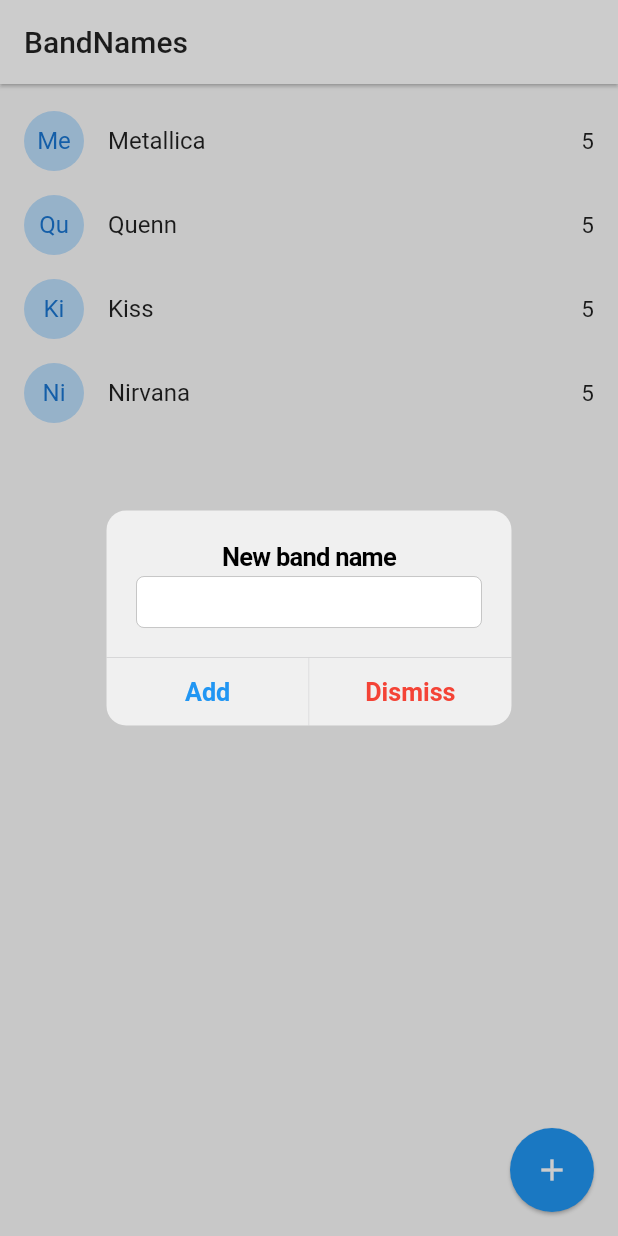
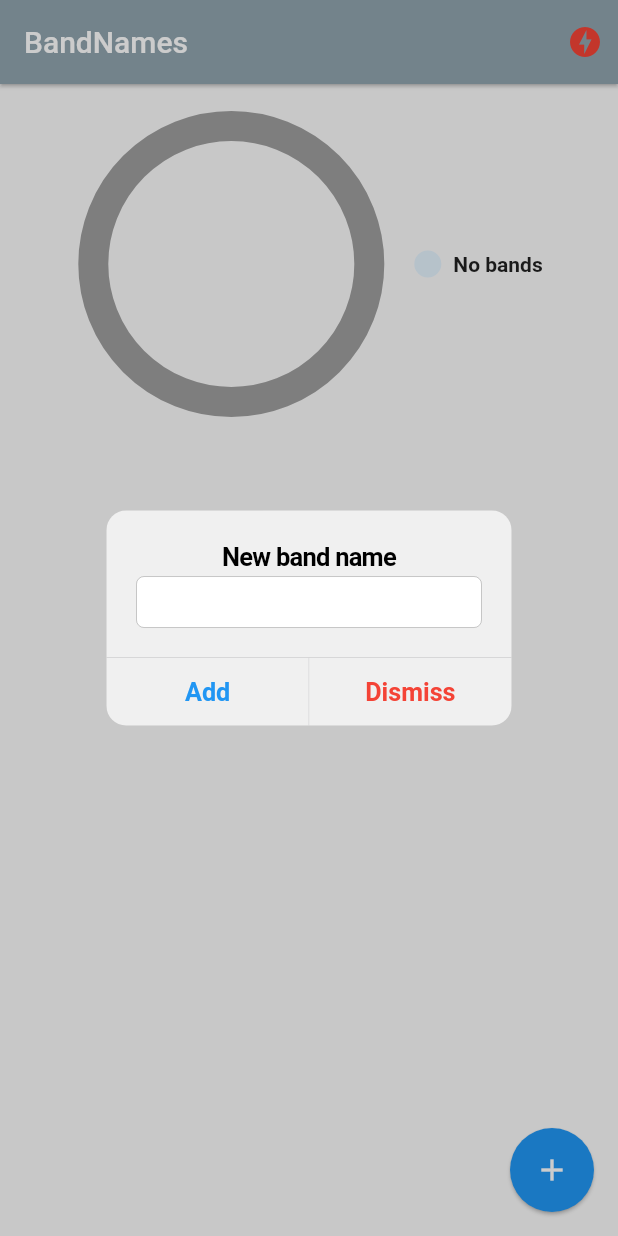
Before and after one commit to BOTSORIO/flutter-bandsname-sockets, a Flutter app: the screen it shows after launch, after a tap on the "add" icon, on a phone screen of 412 x 824 dp. Run offline on Flutter 3.47's test engine with Material 2 defaults, Android fonts, the phone set to English and light mode, and no system bars; drawn by our look-alikes of pie_chart; our stand-ins replace socket_io_client; network calls fail; Roboto replaces fonts that are missing (Times new roman).

Commit message:
App Terminada

```diff
--- a/lib/main.dart
+++ b/lib/main.dart
@@ -1,19 +1,30 @@
+import 'package:band_names/pages/status.dart';
+import 'package:band_names/services/socket_service.dart';
 import 'package:flutter/material.dart';
 
 import 'package:band_names/pages/home.dart';
+import 'package:provider/provider.dart';
 
 void main() => runApp(MyApp());
 
 class MyApp extends StatelessWidget {
   @override
   Widget build(BuildContext context) {
-    return MaterialApp(
-      debugShowCheckedModeBanner: false,
-      title: 'Material App',
-      initialRoute: 'home',
-      routes: {
-        'home': (_) => HomePage(),
-      },
+    return MultiProvider(
+      providers: [
+        ChangeNotifierProvider(
+          create: (_) => SocketService(),
+        )
+      ],
+      child: MaterialApp(
+        debugShowCheckedModeBanner: false,
+        title: 'Material App',
+        initialRoute: 'home',
+        routes: {
+          'home': (_) => const HomePage(),
+          'status': (_) => StatusPage(),
+        },
+      ),
     );
   }
 }
--- a/lib/models/band.dart
+++ b/lib/models/band.dart
@@ -10,8 +10,8 @@ class Band {
   });
 
   factory Band.fromMap(Map<String, dynamic> obj) => Band(
-        id: obj['id'],
-        name: obj['name'] ?? 'No name',
-        votes: obj['votes'] ?? 0,
+        id: obj.containsKey('id') ? obj['id'] : 'no-id',
+        name: obj.containsKey('name') ? obj['name'] : 'No name',
+        votes: obj.containsKey('votes') ? obj['votes'] : 'no-votes',
       );
 }
--- a/lib/pages/home.dart
+++ b/lib/pages/home.dart
@@ -1,9 +1,12 @@
 import 'dart:io';
 
+import 'package:band_names/services/socket_service.dart';
 import 'package:flutter/cupertino.dart';
 import 'package:flutter/material.dart';
 
 import 'package:band_names/models/band.dart';
+import 'package:pie_chart/pie_chart.dart';
+import 'package:provider/provider.dart';
 
 class HomePage extends StatefulWidget {
   const HomePage({Key? key}) : super(key: key);
@@ -13,27 +16,62 @@ class HomePage extends StatefulWidget {
 }
 
 class _HomePageState extends State<HomePage> {
-  List<Band> bands = [
-    Band(id: '1', name: 'Metallica', votes: 5),
-    Band(id: '2', name: 'Quenn', votes: 5),
-    Band(id: '3', name: 'Kiss', votes: 5),
-    Band(id: '4', name: 'Nirvana', votes: 5),
-  ];
+  List<Band> bands = [];
+
+  @override
+  void initState() {
+    final socketService = Provider.of<SocketService>(context, listen: false);
+
+    socketService.socket.on('active-bands', _handleActiveBands);
+
+    super.initState();
+  }
+
+  _handleActiveBands(dynamic payload) {
+    bands = (payload as List).map((band) => Band.fromMap(band)).toList();
+
+    setState(() {});
+  }
+
+  @override
+  void dispose() {
+    final socketService = Provider.of<SocketService>(context, listen: false);
+    socketService.socket.off('active-bands');
+    super.dispose();
+  }
 
   @override
   Widget build(BuildContext context) {
+    final socketService = Provider.of<SocketService>(context);
+
     return Scaffold(
       appBar: AppBar(
-        title: const Text('BandNames', style: TextStyle(color: Colors.black87)),
-        backgroundColor: Colors.white,
+        title: const Text(
+          'BandNames',
+          style: TextStyle(color: Colors.white, fontFamily: 'Times new roman'),
+          textAlign: TextAlign.center,
+        ),
+        backgroundColor: Colors.blueGrey[300],
         elevation: 1,
+        actions: [
+          Container(
+            margin: const EdgeInsets.only(right: 10),
+            child: (socketService.serverStatus == ServerStatus.Online)
+                ? const Icon(Icons.check_circle, color: Colors.white)
+                : const Icon(Icons.offline_bolt, color: Colors.red),
+          )
+        ],
       ),
-      body: Container(
-        margin: const EdgeInsets.only(top: 10),
+      body: Column(
+        children: [
+          _showGraph(),
+          Expanded(
             child: ListView.builder(
               itemCount: bands.length,
               itemBuilder: (context, i) => _bandTile(bands[i]),
             ),
+          ),
+        ],
       ),
       floatingActionButton: FloatingActionButton(
         onPressed: addNewBand,
@@ -44,14 +82,11 @@ class _HomePageState extends State<HomePage> {
   }
 
   Widget _bandTile(Band band) {
+    final socketService = Provider.of<SocketService>(context, listen: false);
     return Dismissible(
       key: Key(band.id),
       direction: DismissDirection.startToEnd,
-      onDismissed: (direction) {
-        print('direction: $direction');
-        print('id: ${band.id}');
-        //TODO: llamar el borrado en el server
-      },
+      onDismissed: (_) => socketService.emit('delete-band', {'id': band.id}),
       background: Container(
         padding: const EdgeInsets.only(left: 10),
         color: Colors.red[200],
@@ -70,9 +105,7 @@ class _HomePageState extends State<HomePage> {
           '${band.votes}',
           style: const TextStyle(fontSize: 15),
         ),
-        onTap: () {
-          print(band.name);
-        },
+        onTap: () => socketService.socket.emit('vote-band', {'id': band.id}),
       ),
     );
   }
@@ -84,8 +117,7 @@ class _HomePageState extends State<HomePage> {
       //Para android
       return showDialog(
         context: context,
-        builder: (context) {
-          return AlertDialog(
+        builder: (_) => AlertDialog(
           title: const Text('New band name'),
           content: TextField(
             controller: textController,
@@ -98,15 +130,13 @@ class _HomePageState extends State<HomePage> {
               child: const Text('add'),
             )
           ],
-          );
-        },
+        ),
       );
     }
 
     showCupertinoDialog(
       context: context,
-      builder: (_) {
-        return CupertinoAlertDialog(
+      builder: (_) => CupertinoAlertDialog(
         title: const Text('New band name'),
         content: CupertinoTextField(
           controller: textController,
@@ -125,18 +155,66 @@ class _HomePageState extends State<HomePage> {
             child: const Text('Dismiss'),
           ),
         ],
-        );
-      },
+      ),
     );
   }
 
   void addBandToList(String name) {
-    print(name);
     if (name.length > 1) {
-      bands.add(Band(id: DateTime.now().toString(), name: name, votes: 0));
-      setState(() {});
+      final socketService = Provider.of<SocketService>(context, listen: false);
+      socketService.emit('add-band', {'name': name});
     }
 
     Navigator.pop(context);
   }
+
+  //Mostrar grafica
+  Widget _showGraph() {
+    Map<String, double> dataMap = Map();
+    //dataMap.putIfAbsent('Flutter', () => 5);
+
+    if (bands.isNotEmpty) {
+      bands.forEach((band) {
+        dataMap.putIfAbsent(band.name, () => band.votes.toDouble());
+      });
+    } else {
+      dataMap.putIfAbsent('No bands', () => 0);
     }
+
+    final List<Color> colorList = [
+      Colors.blue[50]!,
+      Colors.blue[200]!,
+      Colors.pink[50]!,
+      Colors.pink[200]!,
+      Colors.yellow[50]!,
+      Colors.yellow[200]!,
+    ];
+
+    return Container(
+        margin: const EdgeInsets.only(top: 20, left: 20),
+        width: double.infinity,
+        height: 200,
+        child: PieChart(
+          dataMap: dataMap,
+          animationDuration: const Duration(milliseconds: 800),
+          chartLegendSpacing: 30,
+          chartRadius: MediaQuery.of(context).size.width / 2,
+          colorList: colorList,
+          chartType: ChartType.ring,
+          legendOptions: const LegendOptions(
+            showLegendsInRow: false,
+            legendPosition: LegendPosition.right,
+            showLegends: true,
+            legendTextStyle: TextStyle(
+              fontWeight: FontWeight.bold,
+            ),
+          ),
+          chartValuesOptions: const ChartValuesOptions(
+            showChartValues: true,
+            showChartValuesInPercentage: true,
+            showChartValuesOutside: false,
+            decimalPlaces: 0,
+          ),
+        ));
+  }
+}
--- /dev/null
+++ b/lib/pages/status.dart
@@ -0,0 +1,33 @@
+import 'package:band_names/services/socket_service.dart';
+import 'package:flutter/material.dart';
+import 'package:provider/provider.dart';
+
+class StatusPage extends StatelessWidget {
+  const StatusPage({Key? key}) : super(key: key);
+
+  @override
+  Widget build(BuildContext context) {
+    final socketService = Provider.of<SocketService>(context);
+
+    return Scaffold(
+      body: Center(
+        child: Column(
+          mainAxisAlignment: MainAxisAlignment.center,
+          children: [
+            Text('ServerStatus: ${socketService.serverStatus}'),
+          ],
+        ),
+      ),
+      //
+      floatingActionButton: FloatingActionButton(
+        child: const Icon(Icons.message),
+        onPressed: () {
+          socketService.emit('emitir-mensaje', {
+            'nombre': 'Flutter',
+            'mensaje': 'Hola desde flutter',
+          });
+        },
+      ),
+    );
+  }
+}
--- /dev/null
+++ b/lib/services/socket_service.dart
@@ -0,0 +1,40 @@
+import 'package:flutter/material.dart';
+import 'package:socket_io_client/socket_io_client.dart' as IO;
+
+enum ServerStatus {
+  Online,
+  Offline,
+  Connecting,
+}
+
+class SocketService with ChangeNotifier {
+  ServerStatus _serverStatus = ServerStatus.Connecting;
+  late IO.Socket _socket;
+
+  ServerStatus get serverStatus => _serverStatus;
+
+  IO.Socket get socket => _socket;
+  Function get emit => _socket.emit;
+
+  SocketService() {
+    _initConfig();
+  }
+
+  void _initConfig() {
+    // Dart client
+    _socket = IO.io('http://192.168.1.61:3000/', {
+      'transports': ['websocket'],
+      'autoConnect': true,
+    });
+
+    _socket.on('connect', (_) {
+      _serverStatus = ServerStatus.Online;
+      notifyListeners();
+    });
+
+    _socket.on('disconnect', (_) {
+      _serverStatus = ServerStatus.Offline;
+      notifyListeners();
+    });
+  }
+}
--- a/pubspec.yaml
+++ b/pubspec.yaml
@@ -24,7 +24,7 @@ environment:
 # To automatically upgrade your package dependencies to the latest versions
 # consider running `flutter pub upgrade --major-versions`. Alternatively,
 # dependencies can be manually updated by changing the version numbers below to
-# the latest version available on pub.dev. To see which dependencies have newer
+# the latest version availprovider: ^6.0.3able on pub.dev. To see which dependencies have newer
 # versions available, run `flutter pub outdated`.
 dependencies:
   flutter:
@@ -34,6 +34,9 @@ dependencies:
   # The following adds the Cupertino Icons font to your application.
   # Use with the CupertinoIcons class for iOS style icons.
   cupertino_icons: ^1.0.2
+  socket_io_client: ^2.0.0
+  provider: ^6.0.3
+  pie_chart: ^5.3.2
 
 dev_dependencies:
   flutter_test:
```
Also changed, not shown: pubspec.lock, 1 other file. Lines whose indentation alone changed are shown as unchanged.
